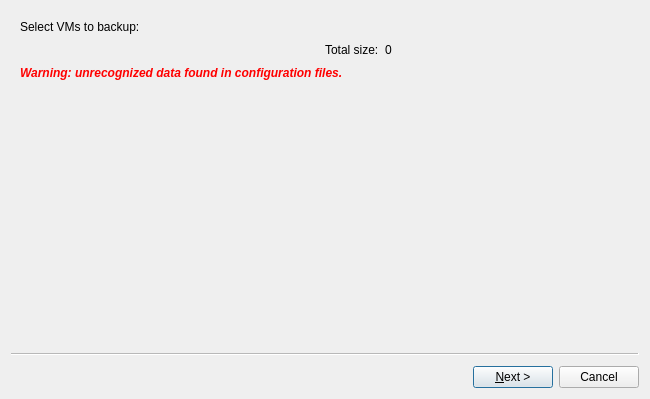
Old version of the form ui/backupdlg.ui in the repository QubesOS/qubes-manager.
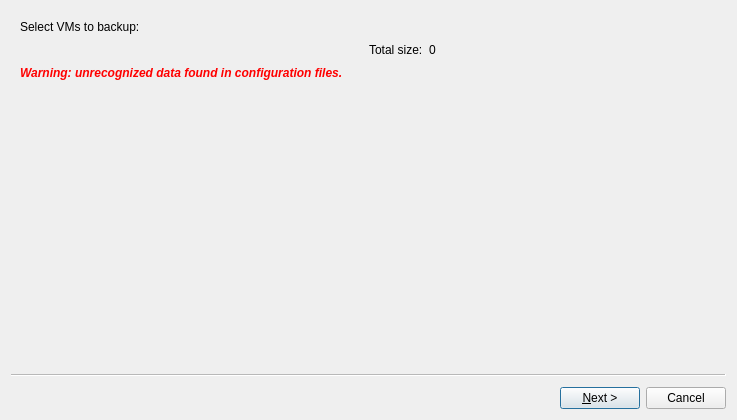
New version of the form.

Patch:
```diff
--- a/ui/backupdlg.ui
+++ b/ui/backupdlg.ui
@@ -6,8 +6,8 @@
    <rect>
     <x>0</x>
     <y>0</y>
-    <width>650</width>
-    <height>399</height>
+    <width>737</width>
+    <height>420</height>
    </rect>
   </property>
   <property name="windowTitle">
```
Left out of the diff: 112 changed lines with no effect on the pictures.
